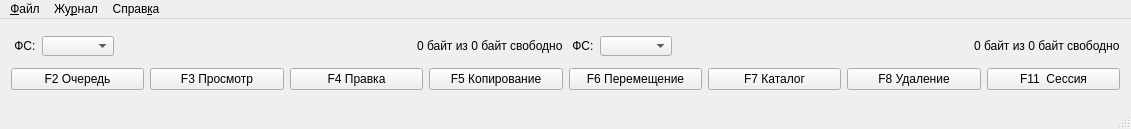
Before: the Qt Designer form mainwindow.ui in cc3k/DataTransfer, drawn with Qt 5.
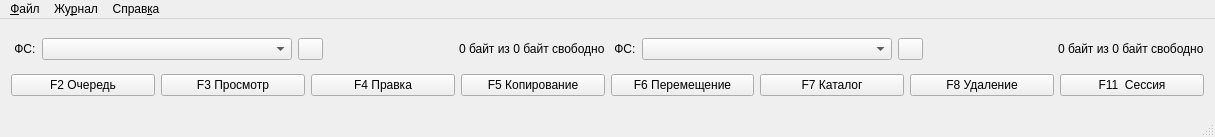
After: the same form once the commit is applied.

What changed in the file:
```diff
--- a/mainwindow.ui
+++ b/mainwindow.ui
@@ -6,8 +6,8 @@
    <rect>
     <x>0</x>
     <y>0</y>
-    <width>1131</width>
-    <height>129</height>
+    <width>1215</width>
+    <height>137</height>
    </rect>
   </property>
   <property name="windowTitle">
@@ -43,10 +43,16 @@
         </item>
         <item>
          <widget class="QComboBox" name="comboBoxExplorerLeft">
+          <property name="minimumSize">
+           <size>
+            <width>250</width>
+            <height>0</height>
+           </size>
+          </property>
           <property name="maximumSize">
            <size>
             <width>250</width>
-            <height>20</height>
+            <height>25</height>
            </size>
           </property>
           <property name="sizeAdjustPolicy">
@@ -54,6 +60,19 @@
           </property>
          </widget>
         </item>
+        <item>
+         <widget class="QPushButton" name="pushButton">
+          <property name="maximumSize">
+           <size>
+            <width>25</width>
+            <height>25</height>
+           </size>
+          </property>
+          <property name="text">
+           <string/>
+          </property>
+         </widget>
+        </item>
         <item>
          <spacer name="horizontalSpacer">
           <property name="orientation">
@@ -108,10 +127,16 @@
         </item>
         <item>
          <widget class="QComboBox" name="comboBoxExplorerRight">
+          <property name="minimumSize">
+           <size>
+            <width>250</width>
+            <height>0</height>
+           </size>
+          </property>
           <property name="maximumSize">
            <size>
             <width>250</width>
-            <height>20</height>
+            <height>25</height>
            </size>
           </property>
           <property name="sizeAdjustPolicy">
@@ -119,6 +144,19 @@
           </property>
          </widget>
         </item>
+        <item>
+         <widget class="QPushButton" name="pushButton_2">
+          <property name="maximumSize">
+           <size>
+            <width>25</width>
+            <height>25</height>
+           </size>
+          </property>
+          <property name="text">
+           <string/>
+          </property>
+         </widget>
+        </item>
         <item>
          <spacer name="horizontalSpacer_2">
           <property name="orientation">
@@ -222,7 +260,7 @@
     <rect>
      <x>0</x>
      <y>0</y>
-     <width>1131</width>
+     <width>1215</width>
      <height>28</height>
     </rect>
    </property>
```
